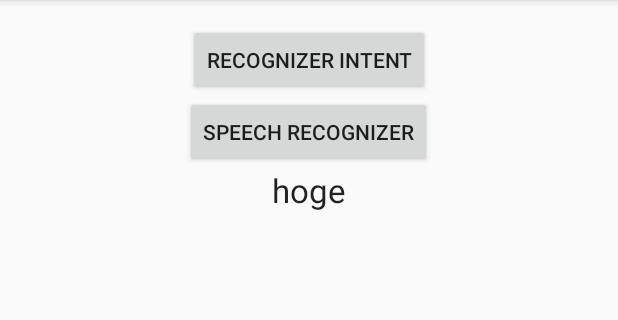
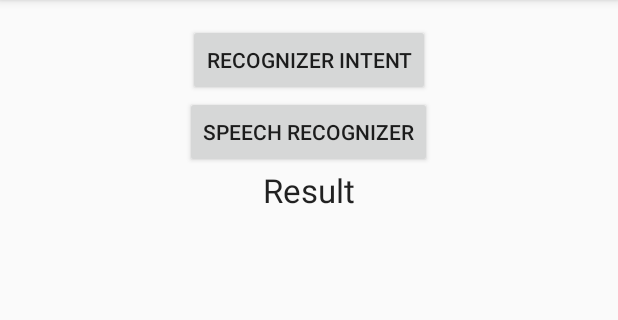
Before and after one commit to koktoh/VoiceRocognizerTest, an Android app: the screen it shows after launch (MainActivity), after a tap on "RECOGNIZER INTENT", on a phone screen of 412 x 824 dp, the part 84-404 px from its top. Run offline under Robolectric (Android 15) with nearby library versions, the phone set to English and light mode, and no system bars.

```diff
--- a/app/src/main/AndroidManifest.xml
+++ b/app/src/main/AndroidManifest.xml
@@ -1,6 +1,8 @@
 <?xml version="1.0" encoding="utf-8"?>
 <manifest xmlns:android="http://schemas.android.com/apk/res/android"
     package="com.example.koktoh.voicerecognizertest">
+
+    <uses-permission android:name="android.permission.RECORD_AUDIO" />
 
     <application
         android:allowBackup="true"
--- a/app/src/main/java/com/example/koktoh/voicerecognizertest/MainActivity.java
+++ b/app/src/main/java/com/example/koktoh/voicerecognizertest/MainActivity.java
@@ -1,12 +1,20 @@
 package com.example.koktoh.voicerecognizertest;
 
+import android.content.ActivityNotFoundException;
+import android.content.Intent;
+import android.speech.RecognizerIntent;
 import android.support.v7.app.AppCompatActivity;
 import android.os.Bundle;
 import android.view.View;
 import android.widget.Button;
 import android.widget.TextView;
+import android.widget.Toast;
+
+import java.util.ArrayList;
 
 public class MainActivity extends AppCompatActivity implements View.OnClickListener {
+
+    private final int REQUEST_CODE = 5910;
 
     private Button riButton;
     private Button srButton;
@@ -18,10 +26,10 @@ public class MainActivity extends AppCompatActivity implements View.OnClickListe
         super.onCreate(savedInstanceState);
         setContentView(R.layout.activity_main);
 
-        riButton = (Button)findViewById(R.id.riButton);
-        srButton = (Button)findViewById(R.id.srButton);
+        riButton = (Button) findViewById(R.id.riButton);
+        srButton = (Button) findViewById(R.id.srButton);
 
-        result = (TextView)findViewById(R.id.textView);
+        result = (TextView) findViewById(R.id.textView);
 
         riButton.setOnClickListener(this);
         srButton.setOnClickListener(this);
@@ -29,13 +37,34 @@ public class MainActivity extends AppCompatActivity implements View.OnClickListe
 
     @Override
     public void onClick(View v) {
-        switch(v.getId()){
+        switch (v.getId()) {
             case R.id.riButton:
-                result.setText("hoge");
+                try {
+                    Intent intent = new Intent(RecognizerIntent.ACTION_RECOGNIZE_SPEECH);
+                    intent.putExtra(RecognizerIntent.EXTRA_LANGUAGE_MODEL, RecognizerIntent.LANGUAGE_MODEL_FREE_FORM);
+                    intent.putExtra(RecognizerIntent.EXTRA_PROMPT, "VoiceRecgnizerTest");
+                    startActivityForResult(intent, REQUEST_CODE);
+                } catch (ActivityNotFoundException e) {
+                    Toast.makeText(this, "ActivityNotFoundException", Toast.LENGTH_LONG).show();
+                }
                 break;
             case R.id.srButton:
                 result.setText("hogehoge");
                 break;
         }
     }
+
+    @Override
+    protected void onActivityResult(int requestCode, int resultCode, Intent data) {
+        if (requestCode == REQUEST_CODE && resultCode == RESULT_OK) {
+            String resultStr = "";
+
+            ArrayList<String> resultList = data.getStringArrayListExtra(RecognizerIntent.EXTRA_RESULTS);
+            for (int i = 0; i < resultList.size(); i++) {
+                resultStr += resultList.get(i) + "\n";
+            }
+            result.setText(resultStr);
+        }
+        super.onActivityResult(requestCode, resultCode, data);
+    }
 }
```
Also changed, not shown: gradle/wrapper/gradle-wrapper.properties (added), 1 other file.
